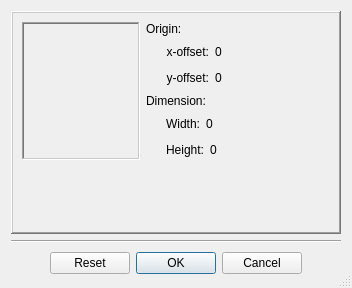
Before: the Qt Designer form Homer/forms/Dialogs/SegmentSelectionDialog.ui in Homer-Conferencing/Homer-Conferencing, drawn with Qt 5.
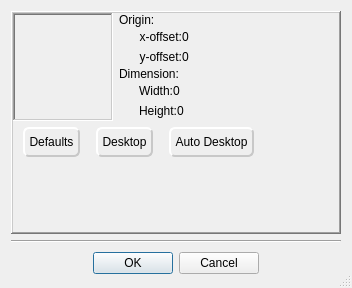
After: the same form once the commit is applied. Icons and pictures are not drawn.

Commit message: - added: allow to reset desktop grabbing resolution to desktop dimension - added: auto-desktop capturing feature, which adapts the grabbed resolution automatically depending on the actually desktop resolution - code cleanup

The edit to the form file:
```diff
--- a/Homer/forms/Dialogs/SegmentSelectionDialog.ui
+++ b/Homer/forms/Dialogs/SegmentSelectionDialog.ui
@@ -47,41 +47,6 @@
    <bool>true</bool>
   </property>
   <layout class="QGridLayout" name="gridLayout">
-   <item row="1" column="0">
-    <widget class="Line" name="line">
-     <property name="orientation">
-      <enum>Qt::Horizontal</enum>
-     </property>
-    </widget>
-   </item>
-   <item row="2" column="0">
-    <widget class="QDialogButtonBox" name="mBb">
-     <property name="minimumSize">
-      <size>
-       <width>0</width>
-       <height>28</height>
-      </size>
-     </property>
-     <property name="maximumSize">
-      <size>
-       <width>16777215</width>
-       <height>28</height>
-      </size>
-     </property>
-     <property name="autoFillBackground">
-      <bool>true</bool>
-     </property>
-     <property name="orientation">
-      <enum>Qt::Horizontal</enum>
-     </property>
-     <property name="standardButtons">
-      <set>QDialogButtonBox::Cancel|QDialogButtonBox::Ok|QDialogButtonBox::Reset</set>
-     </property>
-     <property name="centerButtons">
-      <bool>true</bool>
-     </property>
-    </widget>
-   </item>
    <item row="0" column="0">
     <widget class="QFrame" name="frame">
      <property name="cursor">
@@ -94,9 +59,12 @@
       <enum>QFrame::Raised</enum>
      </property>
      <layout class="QVBoxLayout" name="verticalLayout_7">
+      <property name="margin">
+       <number>0</number>
+      </property>
       <item>
-       <layout class="QHBoxLayout" name="horizontalLayout_14">
-        <item>
+       <layout class="QGridLayout" name="gridLayout_2">
+        <item row="0" column="0">
          <widget class="QFrame" name="mFrameMove">
           <property name="frameShape">
            <enum>QFrame::WinPanel</enum>
@@ -105,8 +73,11 @@
            <enum>QFrame::Sunken</enum>
           </property>
           <layout class="QVBoxLayout" name="verticalLayout">
+           <property name="spacing">
+            <number>0</number>
+           </property>
            <property name="margin">
-            <number>3</number>
+            <number>0</number>
            </property>
            <item>
             <layout class="QHBoxLayout" name="horizontalLayout">
@@ -342,8 +313,14 @@
           </layout>
          </widget>
         </item>
-        <item>
+        <item row="0" column="2">
          <layout class="QVBoxLayout" name="verticalLayout_4">
+          <property name="spacing">
+           <number>0</number>
+          </property>
+          <property name="rightMargin">
+           <number>3</number>
+          </property>
           <item>
            <widget class="QLabel" name="label">
             <property name="autoFillBackground">
@@ -526,7 +503,7 @@
           </item>
          </layout>
         </item>
-        <item>
+        <item row="0" column="3">
          <spacer name="horizontalSpacer">
           <property name="orientation">
            <enum>Qt::Horizontal</enum>
@@ -536,7 +513,186 @@
           </property>
           <property name="sizeHint" stdset="0">
            <size>
-            <width>2</width>
+            <width>1</width>
+            <height>20</height>
+           </size>
+          </property>
+         </spacer>
+        </item>
+       </layout>
+      </item>
+      <item>
+       <layout class="QHBoxLayout" name="horizontalLayout_4">
+        <item>
+         <spacer name="horizontalSpacer_2">
+          <property name="orientation">
+           <enum>Qt::Horizontal</enum>
+          </property>
+          <property name="sizeType">
+           <enum>QSizePolicy::Minimum</enum>
+          </property>
+          <property name="sizeHint" stdset="0">
+           <size>
+            <width>10</width>
+            <height>20</height>
+           </size>
+          </property>
+         </spacer>
+        </item>
+        <item>
+         <widget class="QToolButton" name="mTbDefaults">
+          <property name="minimumSize">
+           <size>
+            <width>0</width>
+            <height>30</height>
+           </size>
+          </property>
+          <property name="maximumSize">
+           <size>
+            <width>16777215</width>
+            <height>30</height>
+           </size>
+          </property>
+          <property name="toolTip">
+           <string>click to reset settings to their default values</string>
+          </property>
+          <property name="styleSheet">
+           <string notr="true">QToolButton{
+background-color: rgb(239, 239, 239);
+border-style: outset;
+border-width: 2px;
+border-color:  rgb(200, 200, 200);
+border-radius: 6px;
+}
+QToolButton:pressed{
+background-color: rgb(150, 150, 150);
+} 
+</string>
+          </property>
+          <property name="text">
+           <string>Defaults</string>
+          </property>
+         </widget>
+        </item>
+        <item>
+         <spacer name="horizontalSpacer_5">
+          <property name="orientation">
+           <enum>Qt::Horizontal</enum>
+          </property>
+          <property name="sizeType">
+           <enum>QSizePolicy::Fixed</enum>
+          </property>
+          <property name="sizeHint" stdset="0">
+           <size>
+            <width>10</width>
+            <height>19</height>
+           </size>
+          </property>
+         </spacer>
+        </item>
+        <item>
+         <widget class="QToolButton" name="mTbDesktop">
+          <property name="minimumSize">
+           <size>
+            <width>0</width>
+            <height>30</height>
+           </size>
+          </property>
+          <property name="maximumSize">
+           <size>
+            <width>16777215</width>
+            <height>30</height>
+           </size>
+          </property>
+          <property name="toolTip">
+           <string>click to increase/shrink the capture segment to fit the desktop dimension and position</string>
+          </property>
+          <property name="styleSheet">
+           <string notr="true">QToolButton{
+background-color: rgb(239, 239, 239);
+border-style: outset;
+border-width: 2px;
+border-color:  rgb(200, 200, 200);
+border-radius: 6px;
+}
+QToolButton:pressed{
+background-color: rgb(150, 150, 150);
+} 
+</string>
+          </property>
+          <property name="text">
+           <string>Desktop</string>
+          </property>
+         </widget>
+        </item>
+        <item>
+         <spacer name="horizontalSpacer_4">
+          <property name="orientation">
+           <enum>Qt::Horizontal</enum>
+          </property>
+          <property name="sizeType">
+           <enum>QSizePolicy::Fixed</enum>
+          </property>
+          <property name="sizeHint" stdset="0">
+           <size>
+            <width>10</width>
+            <height>20</height>
+           </size>
+          </property>
+         </spacer>
+        </item>
+        <item>
+         <widget class="QToolButton" name="mTbDesktopAuto">
+          <property name="minimumSize">
+           <size>
+            <width>0</width>
+            <height>30</height>
+           </size>
+          </property>
+          <property name="maximumSize">
+           <size>
+            <width>16777215</width>
+            <height>30</height>
+           </size>
+          </property>
+          <property name="toolTip">
+           <string>click to capture the entire desktop with automatic dimension adaption</string>
+          </property>
+          <property name="styleSheet">
+           <string notr="true">QToolButton{
+background-color: rgb(239, 239, 239);
+border-style: outset;
+border-width: 2px;
+border-radius: 6px;
+border-color:  rgb(200, 200, 200);
+}
+QToolButton:checked{
+background-color: rgb(150, 150, 150);
+} 
+QToolButton:pressed{
+background-color: rgb(200, 200, 200);
+} 
+</string>
+          </property>
+          <property name="text">
+           <string>Auto Desktop</string>
+          </property>
+          <property name="checkable">
+           <bool>true</bool>
+          </property>
+         </widget>
+        </item>
+        <item>
+         <spacer name="horizontalSpacer_3">
+          <property name="orientation">
+           <enum>Qt::Horizontal</enum>
+          </property>
+          <property name="sizeType">
+           <enum>QSizePolicy::MinimumExpanding</enum>
+          </property>
+          <property name="sizeHint" stdset="0">
+           <size>
+            <width>5</width>
             <height>20</height>
            </size>
           </property>
@@ -555,7 +711,7 @@
         <property name="sizeHint" stdset="0">
          <size>
           <width>17</width>
-          <height>16</height>
+          <height>5</height>
          </size>
         </property>
        </spacer>
@@ -563,6 +719,41 @@
      </layout>
     </widget>
    </item>
+   <item row="1" column="0">
+    <widget class="Line" name="line">
+     <property name="orientation">
+      <enum>Qt::Horizontal</enum>
+     </property>
+    </widget>
+   </item>
+   <item row="2" column="0">
+    <widget class="QDialogButtonBox" name="mBb">
+     <property name="minimumSize">
+      <size>
+       <width>0</width>
+       <height>28</height>
+      </size>
+     </property>
+     <property name="maximumSize">
+      <size>
+       <width>16777215</width>
+       <height>28</height>
+      </size>
+     </property>
+     <property name="autoFillBackground">
+      <bool>true</bool>
+     </property>
+     <property name="orientation">
+      <enum>Qt::Horizontal</enum>
+     </property>
+     <property name="standardButtons">
+      <set>QDialogButtonBox::Cancel|QDialogButtonBox::Ok</set>
+     </property>
+     <property name="centerButtons">
+      <bool>true</bool>
+     </property>
+    </widget>
+   </item>
   </layout>
  </widget>
  <resources>
```
The commit also changes 4 other files.
